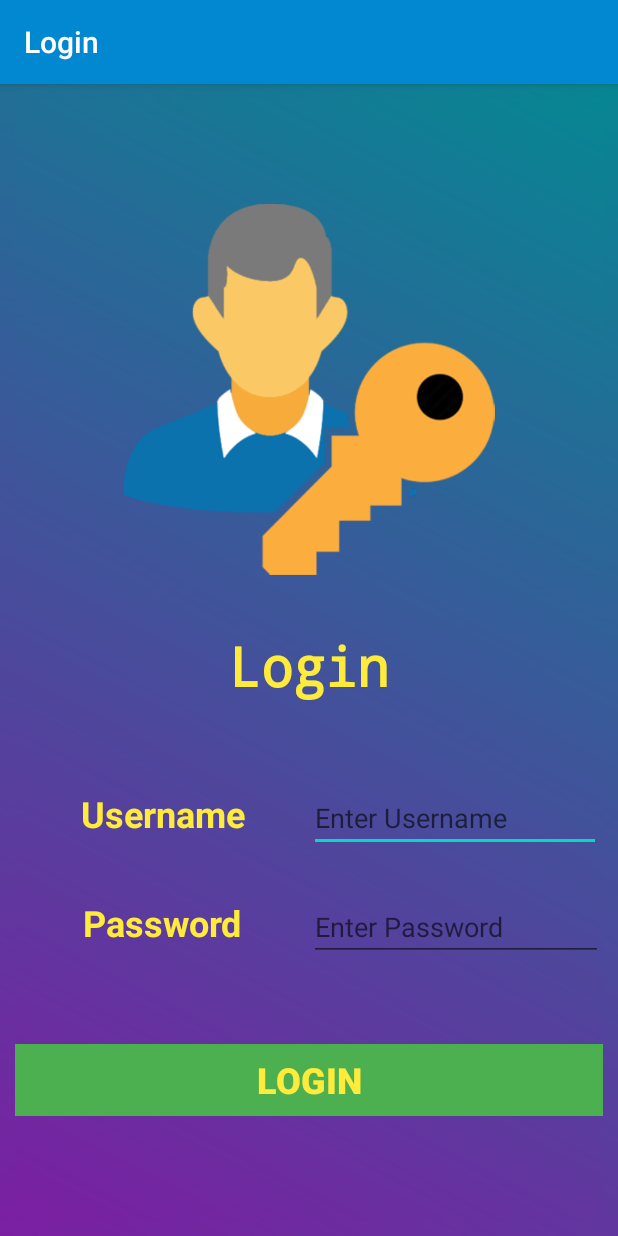
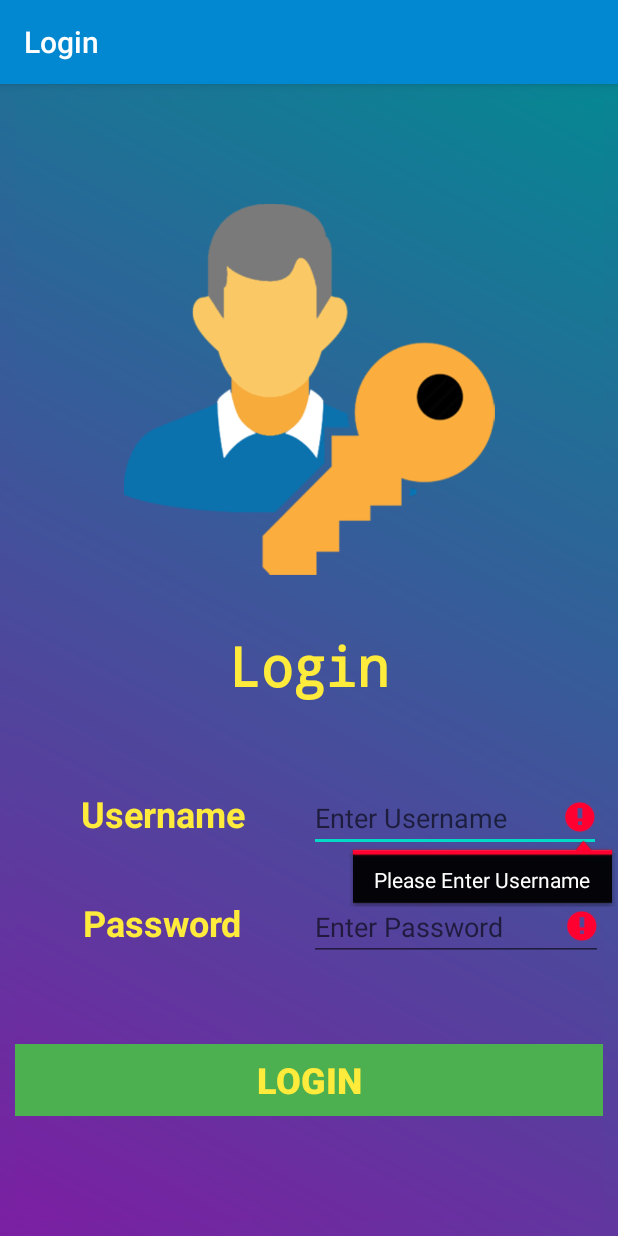
Before and after one commit to TheChiragRathod/Tutorial4, an Android app: the screen it shows after launch (MainActivity), after a tap on "LOGIN", on a phone screen of 412 x 824 dp. Run offline under Robolectric (Android 15) with nearby library versions, the phone set to English and light mode, and no system bars.

Commit message:
i have been aded new method of username and password method in MainActivity.java file

```diff
--- a/app/src/main/java/com/techychirag/tutorial4/MainActivity.java
+++ b/app/src/main/java/com/techychirag/tutorial4/MainActivity.java
@@ -9,23 +9,20 @@ import android.view.View;
 import android.widget.EditText;
 import android.widget.Toast;
 
-public class MainActivity extends AppCompatActivity {
-
+public class MainActivity extends AppCompatActivity
+{
     public static final String Message="com.example.tutorial3.Message";
     @Override
     protected void onCreate(Bundle savedInstanceState) {
         super.onCreate(savedInstanceState);
         setContentView(R.layout.activity_main);
     }
-
-
     public void login(View view)
     {
         EditText Edittxtuser=findViewById(R.id.edtUsername);
         EditText Edittxtpass=findViewById(R.id.edtPassword);
         String Username=Edittxtuser.getText().toString();
         String Password=Edittxtpass.getText().toString();
-
         if(!Username.isEmpty() && !Password.isEmpty())
         {
             if(Patterns.EMAIL_ADDRESS.matcher(Username).matches())
@@ -42,10 +39,12 @@ public class MainActivity extends AppCompatActivity {
         }
         else
         {
-            Toast.makeText(this, "Please Enter Username and Password!...", Toast.LENGTH_SHORT).show();
+
+            Edittxtpass.requestFocus();
+            Edittxtpass.setError("Please Enter Password");
+            Edittxtuser.requestFocus();
+            Edittxtuser.setError("Please Enter Username");
+            //Toast.makeText(this, "Please Enter Username and Password!...", Toast.LENGTH_SHORT).show();
         }
-
     }
-
-
 }
```
